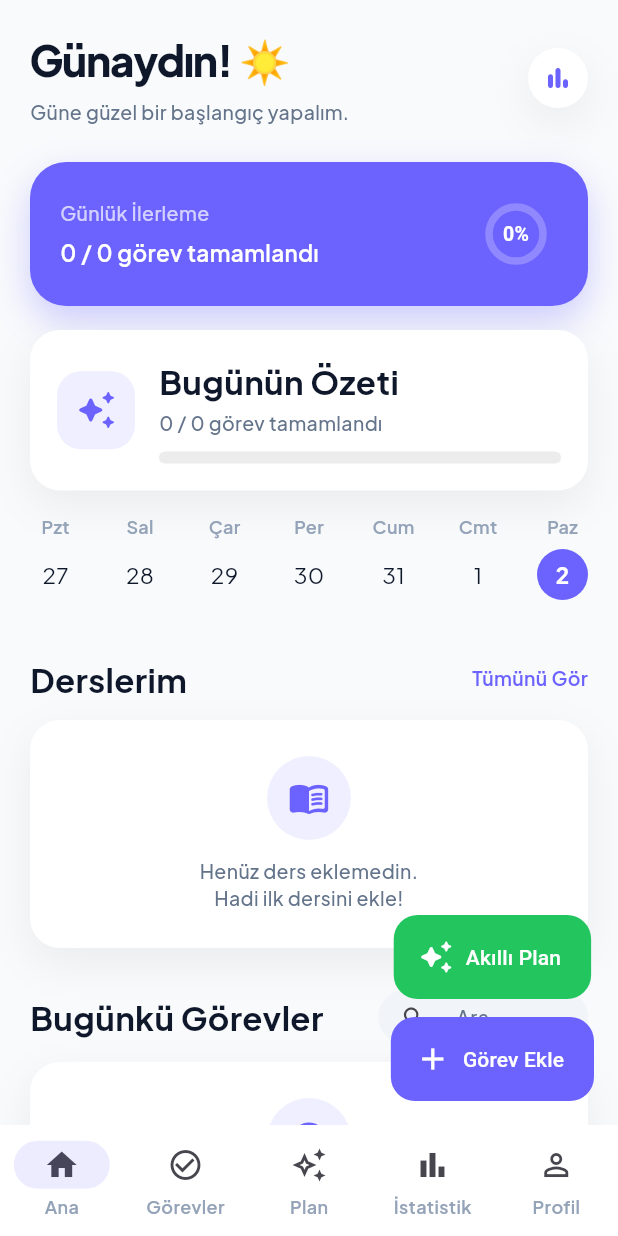
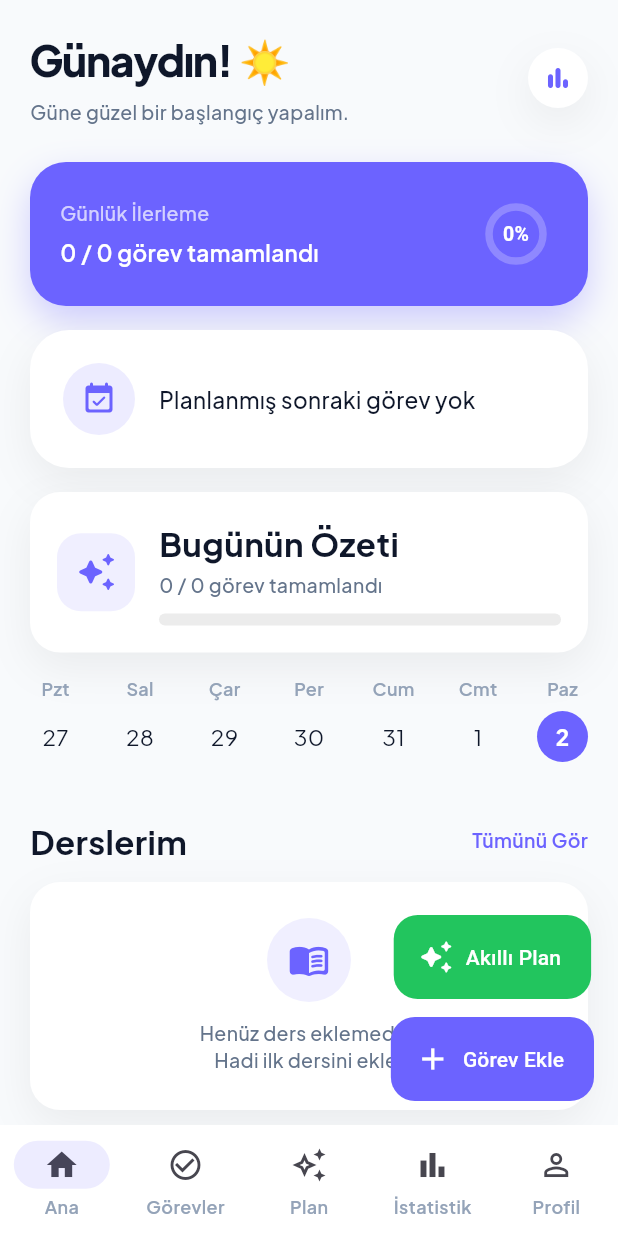
Before and after one commit to sancarcomert/study-learn, a Flutter app: the screen it shows after launch, on a phone screen of 412 x 824 dp. Run offline on Flutter 3.47's test engine with Material 3 defaults, Android fonts, the phone set to English and light mode, and no system bars; our stand-ins replace confetti, fl_chart, flutter_riverpod, google_fonts, hive, hive_flutter; accounts and stored records are empty.

Commit message:
Add premium next task card

```diff
--- a/lib/home_screen.dart
+++ b/lib/home_screen.dart
@@ -8,6 +8,7 @@ import 'widgets/week_strip.dart';
 import 'widgets/today_summary_card.dart';
 import 'subject_provider.dart';
 import 'stats_provider.dart';
+import 'widgets/next_task_card.dart';
 import 'task_model.dart';
 import 'subject_model.dart';
 import 'day_detail_screen.dart';
@@ -134,7 +135,15 @@ class _HomeScreenState extends ConsumerState<HomeScreen> {
     final allTasks = ref.watch(taskProvider);
     final subjects = ref.watch(subjectProvider);
     final stats = ref.watch(statsProvider);
+final nextTask = todayTasks
+    .where((task) =>
+        task.scheduledTime != null &&
+        !task.isCompleted)
+    .toList()
+  ..sort((a, b) =>
+      a.scheduledTime!.compareTo(b.scheduledTime!));
 
+final upcomingTask = nextTask.isEmpty ? null : nextTask.first;
    ref.listen<int>(taskCompletionEventProvider, (previous, next) {
   if (previous != null && next > previous) {
     ScaffoldMessenger.of(context).showSnackBar(
@@ -211,10 +220,19 @@ HeroProgressCard(
 ),
 
 const SizedBox(height: 16),
+
+NextTaskCard(
+  task: upcomingTask,
+  subjects: subjects,
+),
+
+const SizedBox(height: 16),
+
 TodaySummaryCard(
   completedCount: completedCount,
   totalCount: totalCount,
 ),
+
 const SizedBox(height: 16),
 
 WeekStrip(
--- /dev/null
+++ b/lib/widgets/next_task_card.dart
@@ -0,0 +1,185 @@
+import 'package:flutter/material.dart';
+import '../app_colors.dart';
+import '../app_text_styles.dart';
+import '../task_model.dart';
+import '../subject_model.dart';
+
+class NextTaskCard extends StatelessWidget {
+  final TaskModel? task;
+  final List<SubjectModel> subjects;
+
+  const NextTaskCard({
+    super.key,
+    required this.task,
+    required this.subjects,
+  });
+
+  @override
+  Widget build(BuildContext context) {
+    if (task == null || task!.scheduledTime == null) {
+      return Container(
+        padding: const EdgeInsets.all(22),
+        decoration: BoxDecoration(
+          color: AppColors.surface,
+          borderRadius: BorderRadius.circular(26),
+          boxShadow: AppColors.cardShadow,
+        ),
+        child: Row(
+          children: [
+            Container(
+              padding: const EdgeInsets.all(12),
+              decoration: BoxDecoration(
+                color: AppColors.primary.withOpacity(0.12),
+                shape: BoxShape.circle,
+              ),
+              child: const Icon(
+                Icons.event_available_rounded,
+                color: AppColors.primary,
+              ),
+            ),
+            const SizedBox(width: 16),
+            Expanded(
+              child: Text(
+                "Planlanmış sonraki görev yok",
+                style: AppTextStyles.body,
+              ),
+            ),
+          ],
+        ),
+      );
+    }
+
+    final scheduled = task!.scheduledTime!;
+
+  SubjectModel? subject;
+
+for (final s in subjects) {
+  if (s.id == task!.subjectId) {
+    subject = s;
+    break;
+  }
+}
+
+    final endTime = scheduled.add(
+      Duration(minutes: task!.estimatedMinutes ?? 0),
+    );
+
+    final now = DateTime.now();
+    final difference = scheduled.difference(now);
+
+    String status;
+
+    if (task!.isCompleted) {
+      status = "Tamamlandı 🎉";
+    } else if (difference.inMinutes > 0) {
+      status = "${difference.inMinutes} dakika sonra başlayacak";
+    } else {
+      status = "Başlama zamanı geldi";
+    }
+
+    return Container(
+      padding: const EdgeInsets.all(24),
+      decoration: BoxDecoration(
+        color: AppColors.surface,
+        borderRadius: BorderRadius.circular(28),
+        boxShadow: AppColors.cardShadow,
+      ),
+      child: Column(
+        crossAxisAlignment: CrossAxisAlignment.start,
+        children: [
+
+          Row(
+            children: [
+              Container(
+                padding: const EdgeInsets.all(12),
+                decoration: BoxDecoration(
+                  color: AppColors.primary.withOpacity(0.12),
+                  shape: BoxShape.circle,
+                ),
+                child: const Icon(
+                  Icons.schedule_rounded,
+                  color: AppColors.primary,
+                ),
+              ),
+
+              const SizedBox(width: 12),
+
+              Text(
+                "Sıradaki Görev",
+                style: AppTextStyles.heading2,
+              ),
+            ],
+          ),
+
+          const SizedBox(height: 22),
+
+          if (subject != null)
+            Text(
+              subject.name,
+              style: AppTextStyles.bodySecondary.copyWith(
+                color: Color(subject.colorValue),
+                fontWeight: FontWeight.bold,
+              ),
+            ),
+
+          const SizedBox(height: 6),
+
+          Text(
+            task!.title,
+            style: AppTextStyles.heading1,
+          ),
+
+          const SizedBox(height: 20),
+
+          Row(
+            children: [
+              const Icon(
+                Icons.access_time_rounded,
+                size: 18,
+                color: AppColors.textSecondary,
+              ),
+
+              const SizedBox(width: 6),
+
+              Text(
+                "${scheduled.hour.toString().padLeft(2, '0')}:${scheduled.minute.toString().padLeft(2, '0')}",
+                style: AppTextStyles.body,
+              ),
+
+              const SizedBox(width: 20),
+
+              const Icon(
+                Icons.timer_outlined,
+                size: 18,
+                color: AppColors.textSecondary,
+              ),
+
+              const SizedBox(width: 6),
+
+              Text(
+                "${task!.estimatedMinutes ?? 0} dk",
+                style: AppTextStyles.body,
+              ),
+            ],
+          ),
+
+          const SizedBox(height: 14),
+
+          Text(
+            "Bitiş: ${endTime.hour.toString().padLeft(2, '0')}:${endTime.minute.toString().padLeft(2, '0')}",
+            style: AppTextStyles.bodySecondary,
+          ),
+
+          const SizedBox(height: 14),
+
+          Text(
+            status,
+            style: AppTextStyles.body.copyWith(
+              fontWeight: FontWeight.w600,
+            ),
+          ),
+        ],
+      ),
+    );
+  }
+}
```
